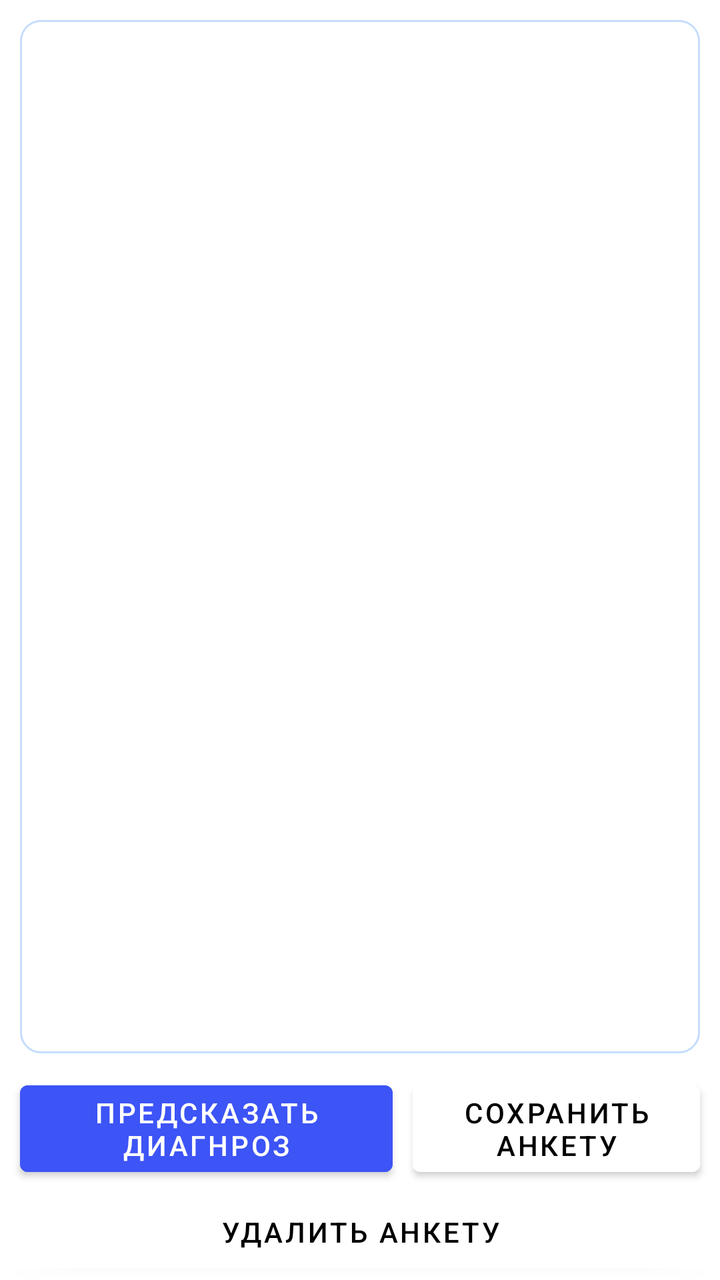
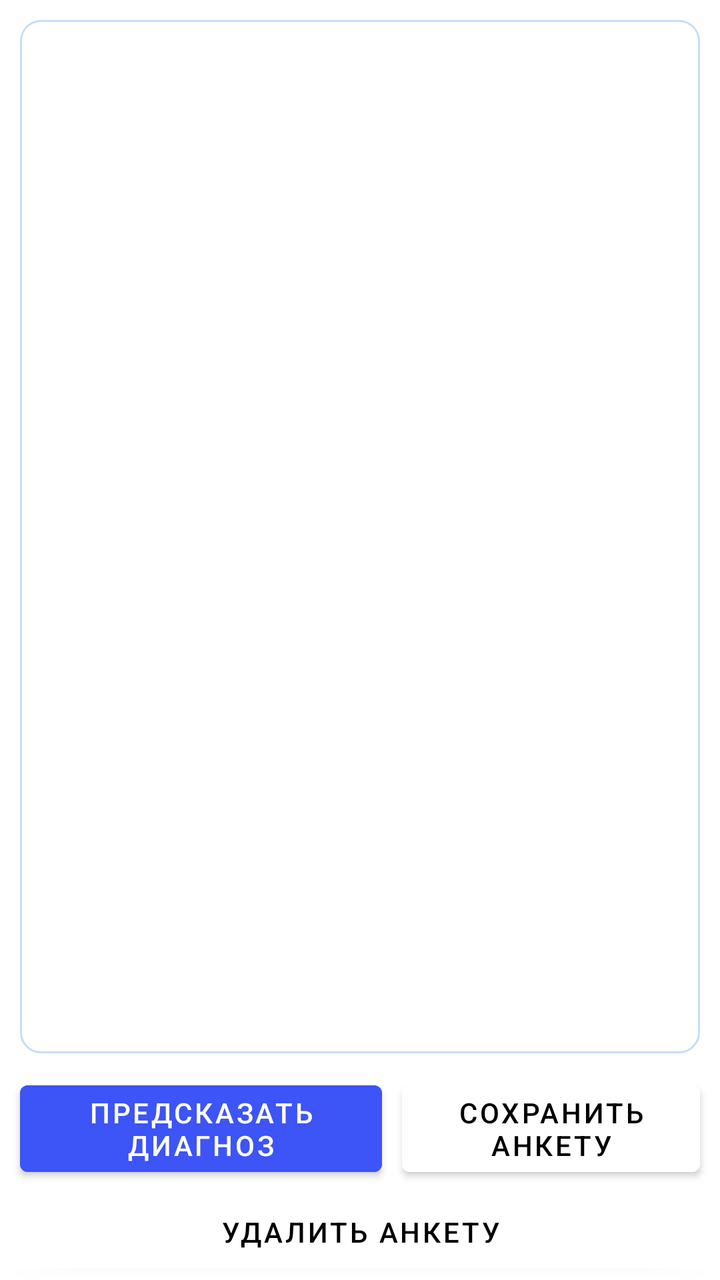

Screens rendered from an Android XML layout before and after an edit, with the pre-edit source and the edit as a unified diff.
<!-- AndroidManifest.xml: application theme Theme.Pancreatitis -->
<!-- res/layout/fragment_questionnaire.xml -->
<?xml version="1.0" encoding="utf-8"?>
<LinearLayout
    xmlns:android="http://schemas.android.com/apk/res/android"
    android:layout_width="match_parent"
    android:layout_height="match_parent"
    android:orientation="vertical">

    <LinearLayout
        android:layout_width="match_parent"
        android:layout_height="0dp"
        android:layout_weight="1"
        android:background="@drawable/rounded_background"
        android:orientation="vertical"
        android:layout_margin="10dp">

        
        <androidx.recyclerview.widget.RecyclerView
            android:id="@+id/recycler_view_characteristics"
            android:layout_width="match_parent"
            android:layout_height="match_parent" />

    </LinearLayout>

    <LinearLayout
        android:id="@+id/btns"
        android:layout_width="match_parent"
        android:layout_height="wrap_content"
        android:orientation="horizontal">

        <Button
            android:id="@+id/btn_predict"
            android:layout_width="wrap_content"
            android:layout_height="wrap_content"
            android:backgroundTint="@color/colorActive"
            android:layout_weight="1"
            android:layout_marginLeft="10dp"
            android:layout_marginRight="5dp"
            android:text="Предсказать диагнроз" />

        <Button
            android:id="@+id/btn_save"
            android:layout_width="wrap_content"
            android:layout_height="wrap_content"
            android:layout_weight="1"
            android:layout_marginLeft="5dp"
            android:layout_marginRight="10dp"
            android:backgroundTint="@color/white"
            android:textColor="@color/black"
            android:text="Сохранить анкету"/>
    </LinearLayout>
    <Button
        android:id="@+id/btn_delete"
        android:layout_width="match_parent"
        android:layout_height="wrap_content"
        android:backgroundTint="@color/white"
        android:textColor="@color/black"
        android:text="Удалить анкету"/>
</LinearLayout>
<!-- resources referenced by this layout -->
<resources>
  <color name="black">#FF000000</color>
  <color name="colorActive">#3D54F6</color>
  <color name="white">#FFFFFFFF</color>
  <!-- drawable rounded_background (drawable) -->
  <?xml version="1.0" encoding="utf-8"?>
  <shape xmlns:android="http://schemas.android.com/apk/res/android"
      android:shape="rectangle">
      <corners android:radius="10dp"/>  
      <solid android:color="@android:color/white"/> 
      <padding
          android:left="2dp"
          android:right="2dp"
          android:top="2dp"
          android:bottom="2dp"/>
  
      <stroke
          android:width="1dp"
          android:color="@color/colorCircle"/> 
  </shape>
  <style name="Theme.Pancreatitis" parent="Theme.MaterialComponents.DayNight.DarkActionBar">
          
          <item name="colorPrimary">@color/colorActive</item>
          <item name="colorPrimaryVariant">@color/colorActive</item>
          <item name="colorOnPrimary">@color/white</item>
          
          <item name="colorSecondary">@color/teal_200</item>
          <item name="colorSecondaryVariant">@color/teal_700</item>
          <item name="colorOnSecondary">@color/black</item>
          
          <item name="android:statusBarColor">?attr/colorPrimaryVariant</item>
          
      </style>
  <color name="colorCircle">#C5DDFD</color>
  <color name="teal_200">#FF03DAC5</color>
  <color name="teal_700">#FF018786</color>
</resources>

<!-- the commit's change to res/layout/fragment_questionnaire.xml (unified diff, before → after) -->
@@ -35,7 +35,7 @@
             android:layout_weight="1"
             android:layout_marginLeft="10dp"
             android:layout_marginRight="5dp"
-            android:text="Предсказать диагнроз" />
+            android:text="Предсказать диагноз" />
 
         <Button
             android:id="@+id/btn_save"
